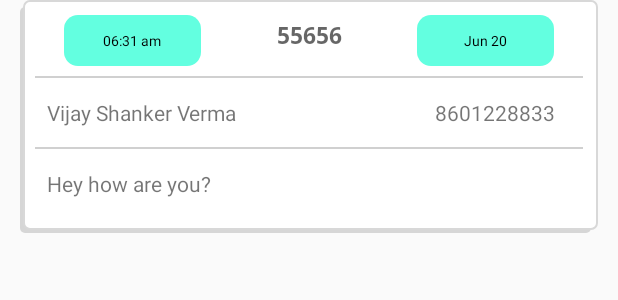
After one commit to sonwani237/MyGate, an Android app: the layout hello.xml on its own in the app's theme, with its tools: preview values and no code run, on a phone screen of 412 x 824 dp. The commit adds this screen. Shown: the top 300 px of the screen. Run offline under Robolectric (Android 15) with nearby library versions, the phone set to English and light mode, and no system bars.

Commit message:
24 june 3:01

```diff
--- a/app/build.gradle
+++ b/app/build.gradle
@@ -40,6 +40,7 @@ dependencies {
     implementation 'com.android.support:support-v4:28.0.0'
     implementation 'de.hdodenhof:circleimageview:3.0.0'
     implementation 'com.intuit.sdp:sdp-android:1.0.6'
+    implementation 'de.hdodenhof:circleimageview:3.0.0'
     testImplementation 'junit:junit:4.12'
     androidTestImplementation 'com.android.support.test:runner:1.0.2'
     androidTestImplementation 'com.android.support.test.espresso:espresso-core:3.0.2'
--- /dev/null
+++ b/app/src/main/res/drawable/ic_check.xml
@@ -0,0 +1,5 @@
+<vector android:height="24dp" android:tint="#FFFFFF"
+    android:viewportHeight="24.0" android:viewportWidth="24.0"
+    android:width="24dp" xmlns:android="http://schemas.android.com/apk/res/android">
+    <path android:fillColor="#FF000000" android:pathData="M9,16.17L4.83,12l-1.42,1.41L9,19 21,7l-1.41,-1.41z"/>
+</vector>
--- /dev/null
+++ b/app/src/main/res/drawable/round.xml
@@ -0,0 +1,15 @@
+<?xml version="1.0" encoding="utf-8"?>
+<shape xmlns:android="http://schemas.android.com/apk/res/android"
+    android:shape="rectangle">
+
+    <corners
+        android:bottomLeftRadius="@dimen/_7sdp"
+        android:bottomRightRadius="@dimen/_7sdp"
+        android:topLeftRadius="@dimen/_7sdp"
+        android:topRightRadius="@dimen/_7sdp" />
+
+    <!--<stroke
+        android:width="2dp"/>-->
+    <solid android:color="@color/Accent" />
+
+</shape>
--- /dev/null
+++ b/app/src/main/res/drawable/rounded_background.xml
@@ -0,0 +1,6 @@
+<?xml version="1.0" encoding="UTF-8"?>
+<shape xmlns:android="http://schemas.android.com/apk/res/android">
+    <solid android:color="#FFFFFF"/>
+    <corners android:radius="20dp"/>
+    <padding android:left="0dp" android:top="0dp" android:right="0dp" android:bottom="0dp" />
+</shape>
--- /dev/null
+++ b/app/src/main/res/drawable/rounded_white.xml
@@ -0,0 +1,23 @@
+<selector xmlns:android="http://schemas.android.com/apk/res/android">
+    <item>
+        <layer-list>
+            <item android:right="5dp" android:top="5dp">
+                <shape>
+                    <corners android:radius="3dp" />
+                    <solid android:color="#D6D6D6" />
+                </shape>
+            </item>
+            <item android:bottom="2dp" android:left="2dp">
+                <shape>
+                    <gradient android:angle="270"
+                        android:endColor="#ffffff" android:startColor="#ffffff" />
+                    <stroke android:width="1dp" android:color="#D8D8D8" />
+                    <corners android:radius="4dp" />
+                    <padding android:bottom="10dp" android:left="10dp"
+                        android:right="10dp" android:top="10dp" />
+                </shape>
+            </item>
+        </layer-list>
+    </item>
+
+</selector>
--- /dev/null
+++ b/app/src/main/res/layout/hello.xml
@@ -0,0 +1,100 @@
+<?xml version="1.0" encoding="utf-8"?>
+
+<LinearLayout
+    xmlns:android="http://schemas.android.com/apk/res/android"
+    android:layout_width="match_parent"
+    android:layout_height="wrap_content"
+    android:layout_marginLeft="@dimen/_10sdp"
+    android:layout_marginRight="@dimen/_10sdp"
+    android:background="@drawable/rounded_white"
+    android:orientation="vertical">
+    <RelativeLayout
+        android:layout_width="match_parent"
+        android:layout_height="wrap_content">
+        <TextView
+            android:id="@+id/time"
+            android:layout_width="@dimen/_70sdp"
+            android:layout_height="wrap_content"
+            android:layout_alignParentTop="true"
+            android:layout_marginLeft="@dimen/_15sdp"
+            android:background="@drawable/round"
+            android:gravity="center"
+            android:text="06:31 am"
+            android:padding="@dimen/_8sdp"
+            android:textColor="@color/black"
+            android:textSize="@dimen/_7sdp" />
+
+        <TextView
+            android:id="@+id/passcode"
+            android:layout_width="match_parent"
+            android:layout_height="wrap_content"
+            android:layout_marginTop="@dimen/_2sdp"
+            android:fontFamily="@font/opensans_bold"
+            android:gravity="center"
+            android:hint="55656"
+            android:layout_centerHorizontal="true"
+            android:textColor="@color/colorAccent"
+            android:textSize="@dimen/_12sdp" />
+
+        <TextView
+            android:id="@+id/date"
+            android:layout_width="@dimen/_70sdp"
+            android:layout_height="wrap_content"
+            android:layout_alignParentRight="true"
+            android:text="Jun 20"
+            android:layout_marginRight="@dimen/_15sdp"
+            android:background="@drawable/round"
+            android:gravity="center"
+            android:padding="@dimen/_8sdp"
+            android:textColor="@color/black"
+            android:textSize="@dimen/_7sdp" />
+
+
+
+    </RelativeLayout>
+    <View
+        android:layout_width="match_parent"
+        android:layout_height="1sp"
+        android:layout_marginTop="@dimen/_5sdp"
+        android:background="@color/gray_btn_bg_color"/>
+    <LinearLayout
+        android:layout_width="match_parent"
+        android:layout_height="@dimen/_25sdp"
+        android:orientation="horizontal"
+        android:layout_marginTop="@dimen/_5sdp"
+        android:weightSum="3">
+
+    <TextView
+        android:id="@+id/name"
+        android:layout_width="0dp"
+        android:layout_height="wrap_content"
+        android:layout_marginTop="@dimen/_5sdp"
+        android:text="Vijay Shanker Verma"
+        android:layout_weight="2"
+        android:gravity="left"
+        android:layout_marginLeft="@dimen/_6sdp"/>
+    <TextView
+        android:id="@+id/mobile"
+        android:layout_width="0dp"
+        android:layout_height="wrap_content"
+        android:layout_marginTop="@dimen/_5sdp"
+        android:layout_weight="1"
+        android:text="8601228833"
+        android:gravity="center"
+        android:layout_marginLeft="@dimen/_5sdp"/>
+    </LinearLayout>
+    <View
+        android:layout_width="match_parent"
+        android:layout_height="1sp"
+        android:layout_marginTop="@dimen/_5sdp"
+        android:background="@color/gray_btn_bg_color"/>
+    <TextView
+        android:id="@+id/remark"
+        android:layout_width="match_parent"
+        android:layout_height="@dimen/_25sdp"
+        android:text="Hey how are you?"
+        android:layout_marginTop="@dimen/_10sdp"
+        android:layout_marginLeft="@dimen/_6sdp"/>
+
+
+</LinearLayout>
--- a/app/src/main/res/layout/user_meeting.xml
+++ b/app/src/main/res/layout/user_meeting.xml
@@ -105,11 +105,11 @@
                     android:id="@+id/passcode"
                     android:layout_width="match_parent"
                     android:layout_height="wrap_content"
+                    android:layout_marginTop="@dimen/_2sdp"
                     android:fontFamily="@font/opensans_bold"
-                    android:textColor="@color/colorAccent"
                     android:gravity="center"
                     android:hint="55656"
-                    android:layout_marginTop="@dimen/_2sdp"
+                    android:textColor="@color/colorAccent"
                     android:textSize="@dimen/_12sdp" />
 
             </LinearLayout>
--- a/app/src/main/res/values/colors.xml
+++ b/app/src/main/res/values/colors.xml
@@ -42,4 +42,7 @@
     <color name="red">#FF0000</color>
     <color name="colorlink">#0645AD</color>
     <color name="brown">#804400</color>
+
+
+    <color name="Accent">#63FFE0</color>
 </resources>
```
Also changed, not shown: app/src/main/res/drawable/cancel.xml (added, +11 -0 lines), app/src/main/res/drawable/circle_green.xml (added, +10 -0 lines), app/src/main/res/drawable/circle_white.xml (added, +21 -0 lines), app/src/main/res/drawable/man.xml (added, +41 -0 lines), app/src/main/res/drawable/telephone.xml (added, +11 -0 lines), app/src/main/res/layout/activity_notification.xml (+112 -6 lines).
